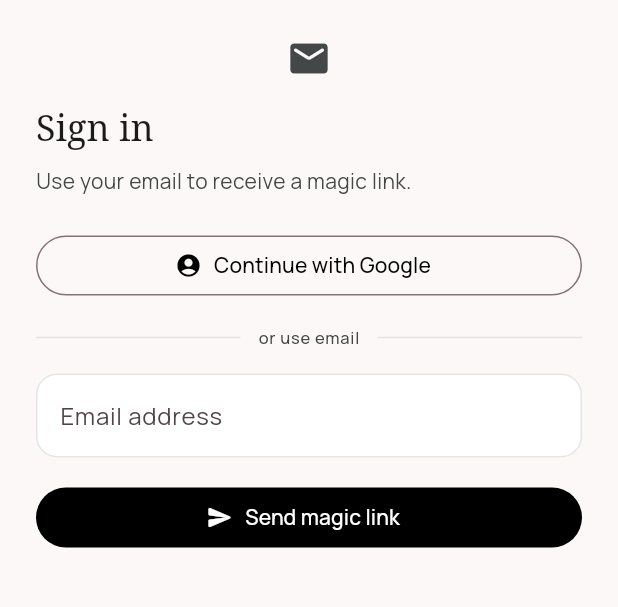
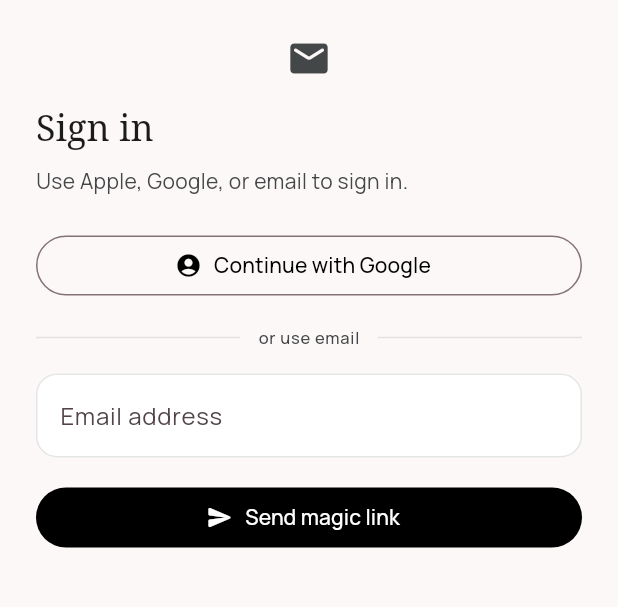
Before and after one commit to pelkons/dualio, a Flutter app: the SignInScreen screen opened by its route, on a phone screen of 412 x 824 dp, the part 84-691 px from its top. Run offline on Flutter 3.47's test engine with Material 3 defaults, Android fonts, the phone set to English and light mode, and no system bars; our stand-ins replace cached_network_image, flutter_riverpod, freezed_annotation, go_router, google_fonts, image_picker and 2 more; missing offline and left inert: receive_sharing_intent; accounts and stored records are empty; network calls fail.

Commit message:
Add Apple sign-in scaffold

```diff
--- a/lib/core/l10n/app_de.arb
+++ b/lib/core/l10n/app_de.arb
@@ -8,7 +8,7 @@
     "settingsTab":  "Einstellungen",
     "addItem":  "Hinzufugen",
     "signInTitle":  "Anmelden",
-    "signInBody":  "Nutze deine E-Mail, um einen Magic Link zu erhalten.",
+    "signInBody":  "Melde dich mit Apple, Google oder E-Mail an.",
     "addTitle":  "Erfassen",
     "addBody":  "Fuge einen Link ein, wahle ein Foto, nutze die Kamera oder speichere Text.",
     "searchTitle":  "Semantische Suche",
@@ -76,8 +76,11 @@
     "categoriesTab":  "Categories",
     "categoriesTitle":  "Categories",
     "categoriesBody":  "Browse saved memory by inferred type: recipes, films, places, articles, products, videos, notes, and unknown items.",
-    "continueWithGoogle":  "Continue with Google",
+    "continueWithGoogle":  "Mit Google fortfahren",
+    "continueWithApple":  "Mit Apple fortfahren",
     "orSignInWithEmail":  "or use email",
     "googleSignInStarted":  "Continue in the Google sign-in window.",
-    "googleSignInFailed":  "Could not start Google sign-in. Try again."
+    "googleSignInFailed":  "Google-Anmeldung konnte nicht gestartet werden. Versuche es erneut.",
+    "appleSignInStarted":  "Fahre im Apple-Anmeldefenster fort.",
+    "appleSignInFailed":  "Apple-Anmeldung konnte nicht gestartet werden. Versuche es erneut."
 }
--- a/lib/core/l10n/app_en.arb
+++ b/lib/core/l10n/app_en.arb
@@ -8,7 +8,7 @@
     "settingsTab":  "Settings",
     "addItem":  "Add item",
     "signInTitle":  "Sign in",
-    "signInBody":  "Use your email to receive a magic link.",
+    "signInBody":  "Use Apple, Google, or email to sign in.",
     "addTitle":  "Capture",
     "addBody":  "Paste a link, add a photo, use the camera, or save raw text.",
     "searchTitle":  "Semantic search",
@@ -91,7 +91,10 @@
     "categoriesTitle":  "Categories",
     "categoriesBody":  "Browse saved memory by inferred type: recipes, films, places, articles, products, videos, notes, and unknown items.",
     "continueWithGoogle":  "Continue with Google",
+    "continueWithApple":  "Continue with Apple",
     "orSignInWithEmail":  "or use email",
     "googleSignInStarted":  "Continue in the Google sign-in window.",
-    "googleSignInFailed":  "Could not start Google sign-in. Try again."
+    "googleSignInFailed":  "Could not start Google sign-in. Try again.",
+    "appleSignInStarted":  "Continue in the Apple sign-in window.",
+    "appleSignInFailed":  "Could not start Apple sign-in. Try again."
 }
--- a/lib/core/l10n/app_es.arb
+++ b/lib/core/l10n/app_es.arb
@@ -8,7 +8,7 @@
     "settingsTab":  "Ajustes",
     "addItem":  "Anadir",
     "signInTitle":  "Iniciar sesion",
-    "signInBody":  "Usa tu email para recibir un enlace magico.",
+    "signInBody":  "Inicia sesion con Apple, Google o email.",
     "addTitle":  "Capturar",
     "addBody":  "Pega un enlace, agrega una foto, usa la camara o guarda texto.",
     "searchTitle":  "Busqueda semantica",
@@ -76,8 +76,11 @@
     "categoriesTab":  "Categories",
     "categoriesTitle":  "Categories",
     "categoriesBody":  "Browse saved memory by inferred type: recipes, films, places, articles, products, videos, notes, and unknown items.",
-    "continueWithGoogle":  "Continue with Google",
+    "continueWithGoogle":  "Continuar con Google",
+    "continueWithApple":  "Continuar con Apple",
     "orSignInWithEmail":  "or use email",
     "googleSignInStarted":  "Continue in the Google sign-in window.",
-    "googleSignInFailed":  "Could not start Google sign-in. Try again."
+    "googleSignInFailed":  "No se pudo iniciar sesion con Google. Intentalo de nuevo.",
+    "appleSignInStarted":  "Continua en la ventana de inicio de sesion de Apple.",
+    "appleSignInFailed":  "No se pudo iniciar sesion con Apple. Intentalo de nuevo."
 }
--- a/lib/core/l10n/app_fr.arb
+++ b/lib/core/l10n/app_fr.arb
@@ -8,7 +8,7 @@
     "settingsTab":  "Reglages",
     "addItem":  "Ajouter",
     "signInTitle":  "Connexion",
-    "signInBody":  "Utilisez votre email pour recevoir un lien magique.",
+    "signInBody":  "Connectez-vous avec Apple, Google ou email.",
     "addTitle":  "Capture",
     "addBody":  "Collez un lien, ajoutez une photo, utilisez l appareil photo ou sauvegardez du texte.",
     "searchTitle":  "Recherche semantique",
@@ -76,8 +76,11 @@
     "categoriesTab":  "Categories",
     "categoriesTitle":  "Categories",
     "categoriesBody":  "Browse saved memory by inferred type: recipes, films, places, articles, products, videos, notes, and unknown items.",
-    "continueWithGoogle":  "Continue with Google",
+    "continueWithGoogle":  "Continuer avec Google",
+    "continueWithApple":  "Continuer avec Apple",
     "orSignInWithEmail":  "or use email",
     "googleSignInStarted":  "Continue in the Google sign-in window.",
-    "googleSignInFailed":  "Could not start Google sign-in. Try again."
+    "googleSignInFailed":  "Impossible de lancer la connexion Google. Reessayez.",
+    "appleSignInStarted":  "Continuez dans la fenetre de connexion Apple.",
+    "appleSignInFailed":  "Impossible de lancer la connexion Apple. Reessayez."
 }
--- a/lib/core/l10n/app_he.arb
+++ b/lib/core/l10n/app_he.arb
@@ -8,7 +8,7 @@
     "settingsTab":  "הגדרות",
     "addItem":  "הוספה",
     "signInTitle":  "כניסה",
-    "signInBody":  "השתמשו באימייל כדי לקבל קישור קסם.",
+    "signInBody":  "היכנסו עם Apple, Google או אימייל.",
     "addTitle":  "שמירה",
     "addBody":  "הדביקו קישור, הוסיפו תמונה, פתחו מצלמה או שמרו טקסט.",
     "searchTitle":  "חיפוש סמנטי",
@@ -76,8 +76,11 @@
     "categoriesTab":  "Categories",
     "categoriesTitle":  "Categories",
     "categoriesBody":  "Browse saved memory by inferred type: recipes, films, places, articles, products, videos, notes, and unknown items.",
-    "continueWithGoogle":  "Continue with Google",
+    "continueWithGoogle":  "המשך עם Google",
+    "continueWithApple":  "המשך עם Apple",
     "orSignInWithEmail":  "or use email",
     "googleSignInStarted":  "Continue in the Google sign-in window.",
-    "googleSignInFailed":  "Could not start Google sign-in. Try again."
+    "googleSignInFailed":  "לא ניתן להתחיל כניסה עם Google. נסו שוב.",
+    "appleSignInStarted":  "המשיכו בחלון הכניסה של Apple.",
+    "appleSignInFailed":  "לא ניתן להתחיל כניסה עם Apple. נסו שוב."
 }
--- a/lib/core/l10n/app_it.arb
+++ b/lib/core/l10n/app_it.arb
@@ -8,7 +8,7 @@
     "settingsTab":  "Impostazioni",
     "addItem":  "Aggiungi",
     "signInTitle":  "Accedi",
-    "signInBody":  "Usa la tua email per ricevere un magic link.",
+    "signInBody":  "Accedi con Apple, Google o email.",
     "addTitle":  "Acquisisci",
     "addBody":  "Incolla un link, aggiungi una foto, usa la fotocamera o salva testo.",
     "searchTitle":  "Ricerca semantica",
@@ -76,8 +76,11 @@
     "categoriesTab":  "Categories",
     "categoriesTitle":  "Categories",
     "categoriesBody":  "Browse saved memory by inferred type: recipes, films, places, articles, products, videos, notes, and unknown items.",
-    "continueWithGoogle":  "Continue with Google",
+    "continueWithGoogle":  "Continua con Google",
+    "continueWithApple":  "Continua con Apple",
     "orSignInWithEmail":  "or use email",
     "googleSignInStarted":  "Continue in the Google sign-in window.",
-    "googleSignInFailed":  "Could not start Google sign-in. Try again."
+    "googleSignInFailed":  "Impossibile avviare l'accesso con Google. Riprova.",
+    "appleSignInStarted":  "Continua nella finestra di accesso Apple.",
+    "appleSignInFailed":  "Impossibile avviare l'accesso con Apple. Riprova."
 }
--- a/lib/core/l10n/app_ru.arb
+++ b/lib/core/l10n/app_ru.arb
@@ -8,7 +8,7 @@
     "settingsTab":  "Настройки",
     "addItem":  "Добавить",
     "signInTitle":  "Войти",
-    "signInBody":  "Введите email, чтобы получить magic link.",
+    "signInBody":  "Войдите через Apple, Google или email.",
     "addTitle":  "Сохранить",
     "addBody":  "Вставьте ссылку, добавьте фото, откройте камеру или сохраните текст.",
     "searchTitle":  "Семантический поиск",
@@ -76,8 +76,11 @@
     "categoriesTab":  "Categories",
     "categoriesTitle":  "Categories",
     "categoriesBody":  "Browse saved memory by inferred type: recipes, films, places, articles, products, videos, notes, and unknown items.",
-    "continueWithGoogle":  "Continue with Google",
+    "continueWithGoogle":  "Продолжить с Google",
+    "continueWithApple":  "Продолжить с Apple",
     "orSignInWithEmail":  "or use email",
     "googleSignInStarted":  "Continue in the Google sign-in window.",
-    "googleSignInFailed":  "Could not start Google sign-in. Try again."
+    "googleSignInFailed":  "Не удалось начать вход через Google. Попробуйте снова.",
+    "appleSignInStarted":  "Продолжите вход в окне Apple.",
+    "appleSignInFailed":  "Не удалось начать вход через Apple. Попробуйте снова."
 }
--- a/lib/features/auth/presentation/sign_in_screen.dart
+++ b/lib/features/auth/presentation/sign_in_screen.dart
@@ -2,6 +2,7 @@
 import 'package:dualio/core/theme/dualio_theme.dart';
 import 'package:dualio/features/auth/application/auth_controller.dart';
 import 'package:dualio/features/feed/presentation/widgets/feed_shell.dart';
+import 'package:flutter/foundation.dart';
 import 'package:flutter/material.dart';
 import 'package:flutter_riverpod/flutter_riverpod.dart';
 
@@ -38,6 +39,14 @@
           const SizedBox(height: 8),
           Text(strings.signInBody, style: Theme.of(context).textTheme.bodyMedium?.copyWith(color: palette.muted, fontSize: 14)),
           const SizedBox(height: 22),
+          if (defaultTargetPlatform == TargetPlatform.iOS) ...<Widget>[
+            OutlinedButton.icon(
+              onPressed: authState.isLoading ? null : _signInWithApple,
+              icon: const Icon(Icons.apple),
+              label: Text(strings.continueWithApple),
+            ),
+            const SizedBox(height: 12),
+          ],
           OutlinedButton.icon(
             onPressed: authState.isLoading ? null : _signInWithGoogle,
             icon: const Icon(Icons.account_circle_rounded),
@@ -121,4 +130,21 @@
       setState(() => _message = message);
     }
   }
+
+  Future<void> _signInWithApple() async {
+    final strings = AppLocalizations.of(context);
+    try {
+      await ref.read(authControllerProvider.notifier).signInWithApple();
+      if (!mounted) {
+        return;
+      }
+      setState(() => _message = strings.appleSignInStarted);
+    } on Object catch (error) {
+      if (!mounted) {
+        return;
+      }
+      final message = error is AuthConfigurationException ? strings.supabaseNotConfigured : strings.appleSignInFailed;
+      setState(() => _message = message);
+    }
+  }
 }
```
Also changed, not shown: lib/features/auth/application/auth_controller.dart (+19 -0 lines), lib/core/l10n/generated/app_localizations.dart, lib/core/l10n/generated/app_localizations_de.dart, lib/core/l10n/generated/app_localizations_en.dart, lib/core/l10n/generated/app_localizations_es.dart, lib/core/l10n/generated/app_localizations_fr.dart, lib/core/l10n/generated/app_localizations_he.dart, lib/core/l10n/generated/app_localizations_it.dart, lib/core/l10n/generated/app_localizations_ru.dart, 4 other files.
